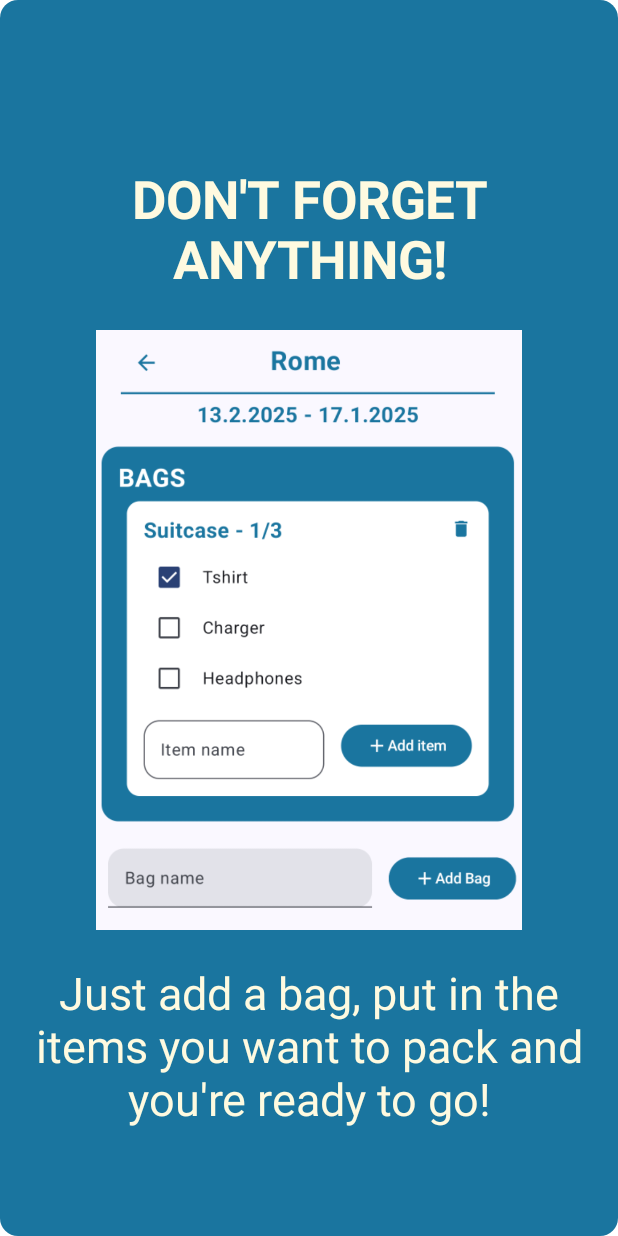
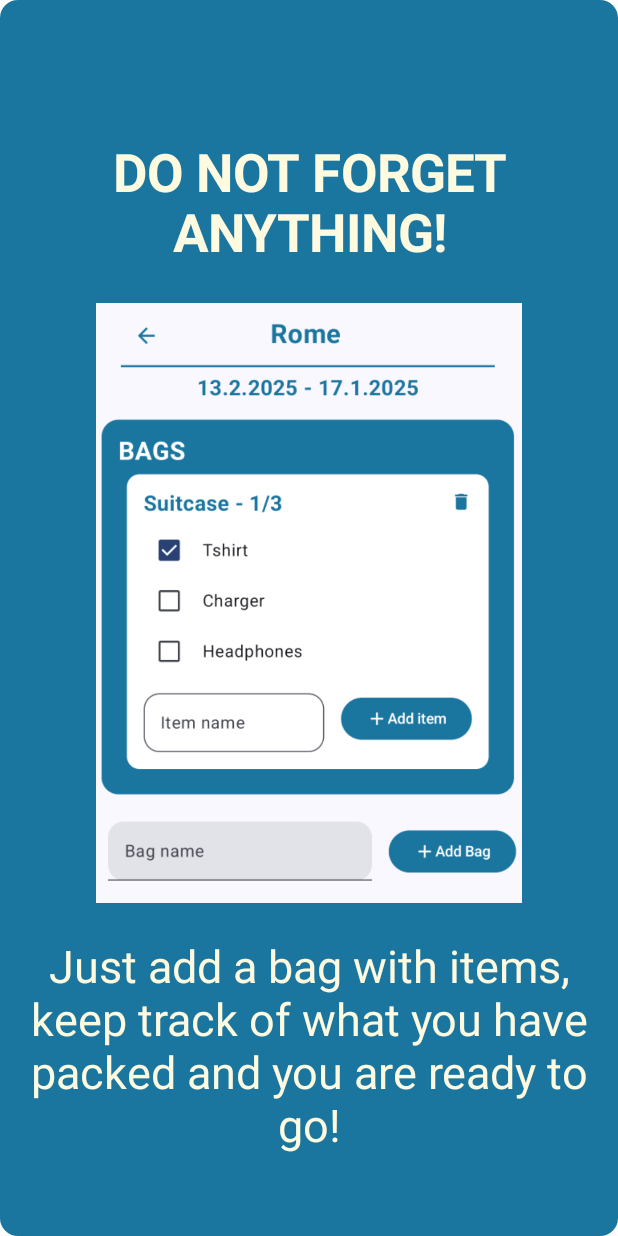
Before and after one commit to lukaschymcak/Android_TaskApp, an Android app built with Jetpack Compose: the @Preview function OnboardingGraphUIPreview3, on a phone screen of 412 x 824 dp. Run offline under Robolectric (Android 15) with nearby library versions, the phone set to English and light mode, and no system bars.

Commit message:
added translation to onboarding screen packing

```diff
--- a/app/src/main/java/com/raczova/navigation/Screens/onboardingViewPacking/OnboardingGraphUI.kt
+++ b/app/src/main/java/com/raczova/navigation/Screens/onboardingViewPacking/OnboardingGraphUI.kt
@@ -15,6 +15,7 @@ import androidx.compose.runtime.Composable
 import androidx.compose.ui.Alignment
 import androidx.compose.ui.Modifier
 import androidx.compose.ui.res.painterResource
+import androidx.compose.ui.res.stringResource
 import androidx.compose.ui.text.font.FontWeight
 import androidx.compose.ui.text.style.TextAlign
 import androidx.compose.ui.tooling.preview.Preview
@@ -25,21 +26,18 @@ import com.raczova.navigation.ui.theme.OurPackingBlue
 
 @Composable
 fun OnboardingGraphUI(onboardingModel: OnboardingModel) {
-    Card (
+    Card(
         modifier = Modifier.fillMaxSize(),
         colors = CardDefaults.cardColors(containerColor = OurPackingBlue),
-
-        ){
+    ) {
         Column(
             modifier = Modifier.fillMaxSize(),
             verticalArrangement = Arrangement.Center
-
-            ) {
+        ) {
             Spacer(modifier = Modifier.size(50.dp))
 
-
             Text(
-                text = onboardingModel.title,
+                text = stringResource(id = onboardingModel.titleRes),
                 modifier = Modifier.fillMaxWidth(),
                 fontSize = 35.sp,
                 textAlign = TextAlign.Center,
@@ -52,15 +50,19 @@ fun OnboardingGraphUI(onboardingModel: OnboardingModel) {
             Image(
                 painter = painterResource(id = onboardingModel.image),
                 contentDescription = null,
-                modifier = Modifier.fillMaxWidth().padding(50.dp, 0.dp)
+                modifier = Modifier
+                    .fillMaxWidth()
+                    .padding(50.dp, 0.dp)
                     .size(400.dp),
                 alignment = Alignment.Center
             )
             Spacer(modifier = Modifier.size(25.dp))
 
             Text(
-                text = onboardingModel.description,
-                modifier = Modifier.fillMaxWidth().padding(16.dp, 0.dp),
+                text = stringResource(id = onboardingModel.descriptionRes),
+                modifier = Modifier
+                    .fillMaxWidth()
+                    .padding(16.dp, 0.dp),
                 fontSize = 30.sp,
                 textAlign = TextAlign.Center,
                 color = OurBeige
@@ -68,8 +70,8 @@ fun OnboardingGraphUI(onboardingModel: OnboardingModel) {
             Spacer(modifier = Modifier.fillMaxWidth().size(10.dp))
         }
     }
+}
 
-}
 
 
 @Preview(showBackground = true)
--- a/app/src/main/res/values/strings.xml
+++ b/app/src/main/res/values/strings.xml
@@ -123,4 +123,15 @@
     <string name="aloe_vera_description">Aloe Vera is a versatile succulent with thick, fleshy leaves filled with gel known for its medicinal and skincare benefits.</string>
     <string name="african_violet_description">The African Violet is a compact houseplant with fuzzy leaves and vibrant flowers in purple, pink, or white.</string>
 
+
+    <!-- Onboarding packing -->
+    <string name="first_onboarding_title">WELCOME TO THE PACKING MODULE!</string>
+    <string name="first_onboarding_description">Let me show you how it works :)</string>
+    <string name="second_onboarding_title">GOING ON A TRIP?</string>
+    <string name="second_onboarding_description">Here you can create a trip, set the destination and the dates and start packing!</string>
+    <string name="third_onboarding_title">DO NOT FORGET ANYTHING!</string>
+    <string name="third_onboarding_description">Just add a bag with items, keep track of what you have packed and you are ready to go!</string>
+    <string name="fourth_onboarding_title">ENJOY!</string>
+    <string name="fourth_onboarding_description">Remember, everything is still work in progress, so please let us know if you have any feedback. Thanks a lot!</string>
+
 </resources>
```
Also changed, not shown: app/src/main/java/com/raczova/navigation/Screens/onboardingViewPacking/OnboardingModel.kt (+13 -13 lines), 2 other files.
